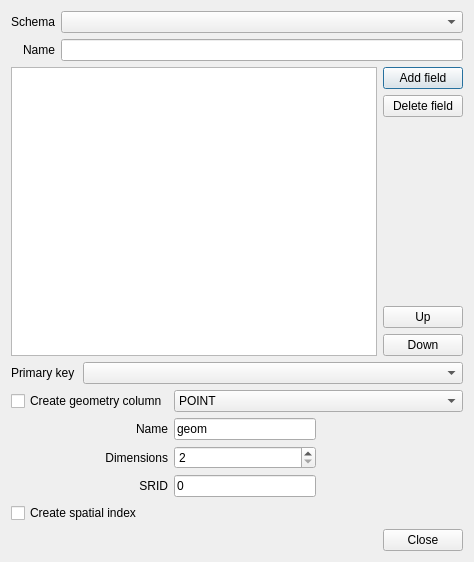
This is python/plugins/db_manager/ui/DlgCreateTable.ui in qgis/QGIS as Qt 5 draws it before an edit. The edited form follows.
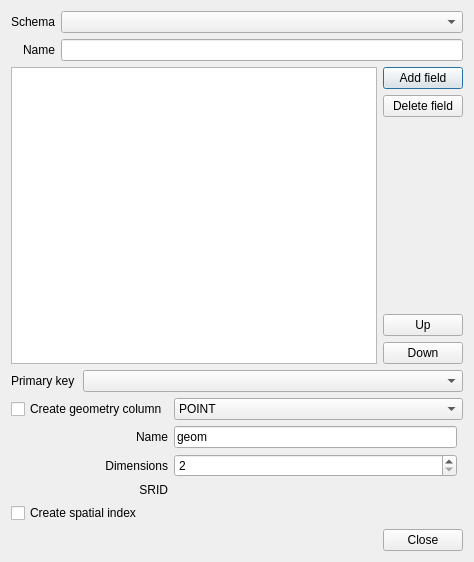
This is the edited form. Custom widgets are drawn as their Qt base class.

Commit message: [dbmanager] use CRS selector in the Create table dialog and clear dialog after creating a table (fix #25535)

```diff
--- a/python/plugins/db_manager/ui/DlgCreateTable.ui
+++ b/python/plugins/db_manager/ui/DlgCreateTable.ui
@@ -202,19 +202,6 @@
        </property>
       </widget>
      </item>
-     <item row="2" column="2" rowspan="2">
-      <spacer>
-       <property name="orientation">
-        <enum>Qt::Horizontal</enum>
-       </property>
-       <property name="sizeHint" stdset="0">
-        <size>
-         <width>50</width>
-         <height>51</height>
-        </size>
-       </property>
-      </spacer>
-     </item>
      <item row="3" column="0">
       <widget class="QLabel" name="label_6">
        <property name="text">
@@ -226,9 +213,9 @@
       </widget>
      </item>
      <item row="3" column="1">
-      <widget class="QLineEdit" name="editGeomSrid">
-       <property name="text">
-        <string notr="true">0</string>
+      <widget class="QgsProjectionSelectionWidget" name="widgetTargetSrid" native="true">
+       <property name="enabled">
+        <bool>false</bool>
        </property>
       </widget>
      </item>
@@ -263,6 +250,14 @@
    </item>
   </layout>
  </widget>
+ <customwidgets>
+  <customwidget>
+   <class>QgsProjectionSelectionWidget</class>
+   <extends>QWidget</extends>
+   <header>qgis.gui</header>
+   <container>1</container>
+  </customwidget>
+ </customwidgets>
  <tabstops>
   <tabstop>cboSchema</tabstop>
   <tabstop>editName</tabstop>
```
Left out of the diff: 1 changed line with no effect on the pictures. The commit also changes 1 other file.
